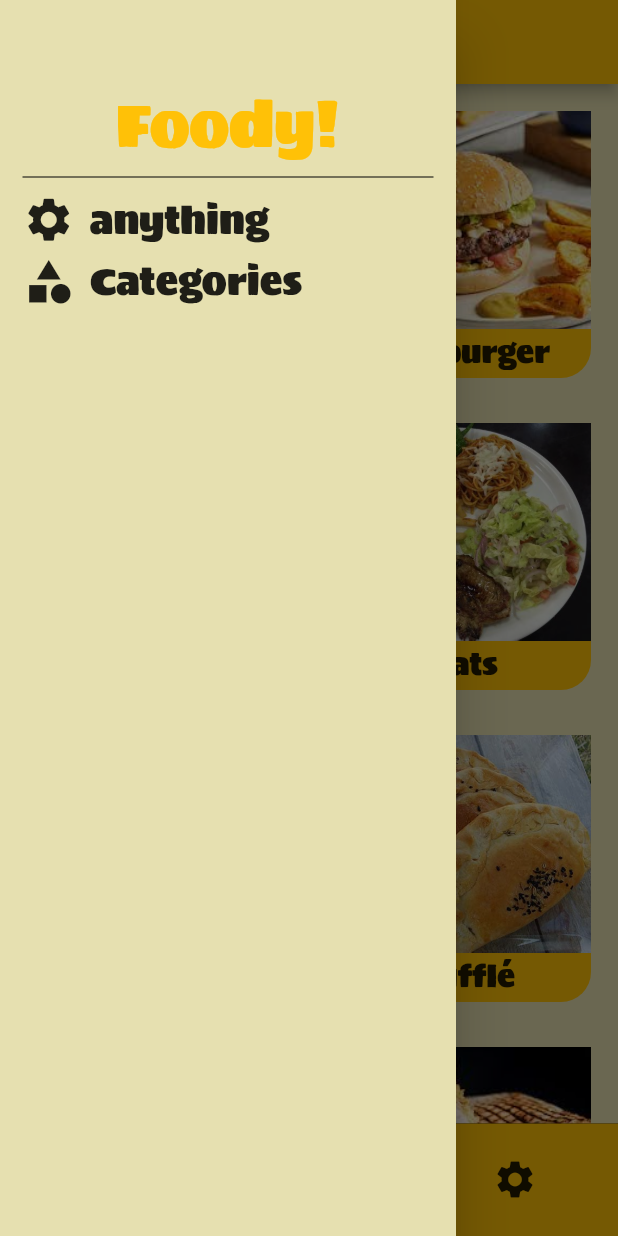
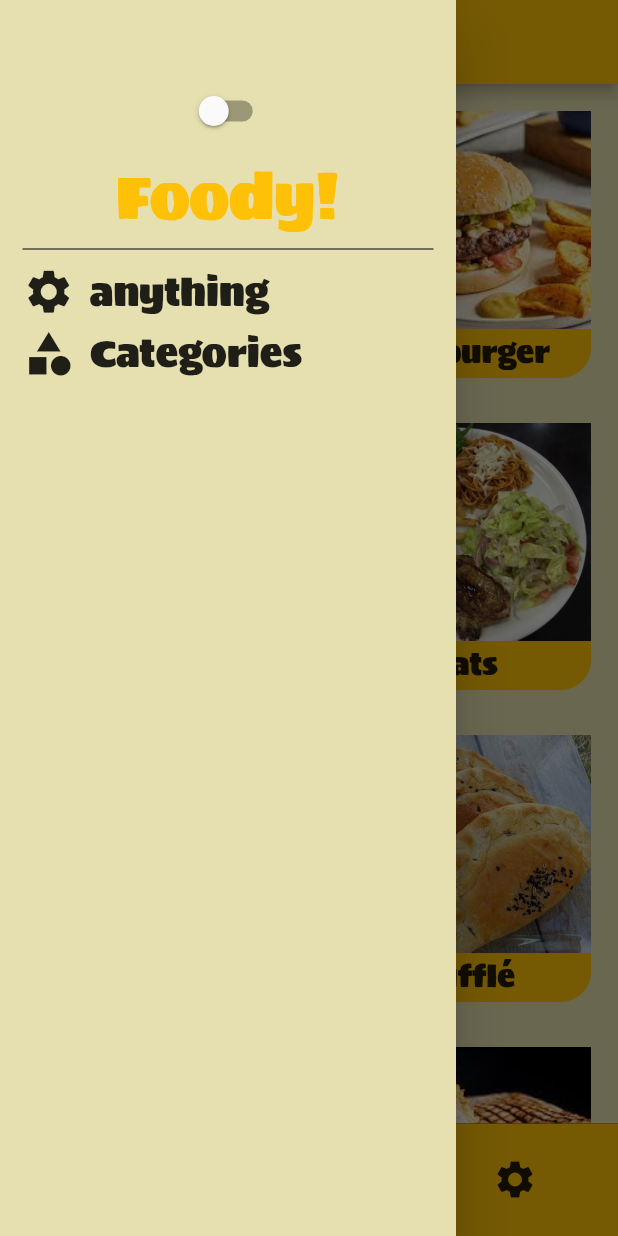
Before and after one commit to Bahaaeddineg/MealApp, a Flutter app: the screen it shows after launch, with the side drawer open, on a phone screen of 412 x 824 dp. Run offline on Flutter 3.47's test engine with Material 2 defaults, Android fonts, the light colour scheme and no system bars; drawn by our look-alikes of curved_navigation_bar; our stand-ins replace easy_splash_screen.

Commit message:
added provider for dark mode / needs some work

```diff
--- /dev/null
+++ b/lib/darkMode/myProvider.dart
@@ -0,0 +1,13 @@
+import 'package:flutter/material.dart';
+
+class MyProvider with ChangeNotifier {
+  Color mode=const Color.fromARGB(255, 230, 224, 176);
+  bool sBool=false;
+
+  void switchMode(bool value){
+      sBool=value;
+      mode = !value ? const Color.fromARGB(255, 230, 224, 176):Colors.black;
+      notifyListeners();
+  }
+
+}
--- a/lib/main.dart
+++ b/lib/main.dart
@@ -1,18 +1,22 @@
 import 'package:flutter/material.dart';
+import 'package:provider/provider.dart';
+import 'darkMode/myProvider.dart';
 import 'views/homePage.dart';
 import 'views/mealScr.dart';
 import 'views/splashScreen.dart';
 import 'views/MealMenu.dart';
 
 void main() {
-  runApp(const MyApp());
+  runApp( const MyApp());
 }
 
 class MyApp extends StatelessWidget {
   const MyApp({super.key});
   @override
   Widget build(BuildContext context) {
-    return MaterialApp(
+    return ChangeNotifierProvider(
+      create: (_)=>MyProvider(),
+      child: MaterialApp(
         theme: ThemeData(primarySwatch: Colors.amber),
         routes: {
           '/': (context) => const SplashScreen(),
@@ -20,6 +24,7 @@ class MyApp extends StatelessWidget {
           'mealDetails': (context) => Details(),
           'category': (context) => const Home(),
         },
+      ),
     );
   }
 }
--- a/lib/views/homePage.dart
+++ b/lib/views/homePage.dart
@@ -1,5 +1,7 @@
 import 'package:curved_navigation_bar/curved_navigation_bar.dart';
 import 'package:flutter/material.dart';
+import 'package:mealapp/darkMode/myProvider.dart';
+import 'package:provider/provider.dart';
 import '../widgets/categoriesGrid.dart';
 import '../widgets/drawer.dart';
 import '../widgets/favourites.dart';
@@ -31,7 +33,7 @@ class _HomeState extends State<Home> {
   @override
   Widget build(BuildContext context) {
     return Scaffold(
-      backgroundColor: const Color.fromARGB(255, 230, 224, 176),
+        backgroundColor: Provider.of<MyProvider>(context).mode,
         appBar: AppBar(
           title: Text(
             widgets[selectedWidgetIndex]["title"],
@@ -59,6 +61,7 @@ class _HomeState extends State<Home> {
               ),
             ]),
         drawer: const CustomDrawer(),
+
     );
   }
 }
--- a/lib/widgets/drawer.dart
+++ b/lib/widgets/drawer.dart
@@ -1,4 +1,6 @@
 import 'package:flutter/material.dart';
+import 'package:mealapp/darkMode/myProvider.dart';
+import 'package:provider/provider.dart';
 
 class CustomDrawer extends StatelessWidget {
   const CustomDrawer({super.key});
@@ -6,10 +8,15 @@ class CustomDrawer extends StatelessWidget {
   @override
   Widget build(BuildContext context) {
     return Drawer(
-        backgroundColor: const Color.fromARGB(255, 230, 224, 176),
+        backgroundColor: Provider.of<MyProvider>(context).mode,
         child: Padding(
           padding: const EdgeInsets.only(top: 50.0, right: 15, left: 15),
           child: Column(children: [
+            Switch(
+                value: Provider.of<MyProvider>(context).sBool,
+                onChanged: (value) =>
+                    Provider.of<MyProvider>(context, listen: false)
+                        .switchMode(value)),
             const SizedBox(
               width: double.infinity,
               height: 60,
--- a/pubspec.yaml
+++ b/pubspec.yaml
@@ -29,6 +29,7 @@ environment:
 # versions available, run `flutter pub outdated`.
 dependencies:
   google_nav_bar: ^5.0.6
+  provider:
   curved_navigation_bar: ^1.0.3
   easy_splash_screen: ^1.0.4
   flutter:
```
Also changed, not shown: pubspec.lock. Lines whose indentation alone changed are shown as unchanged.
